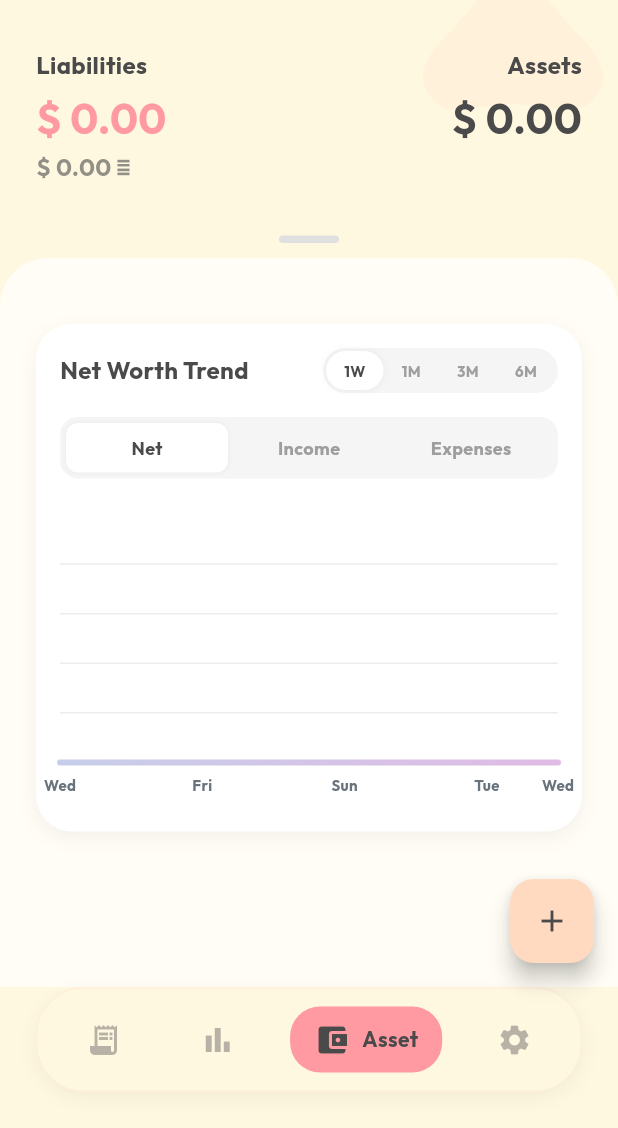
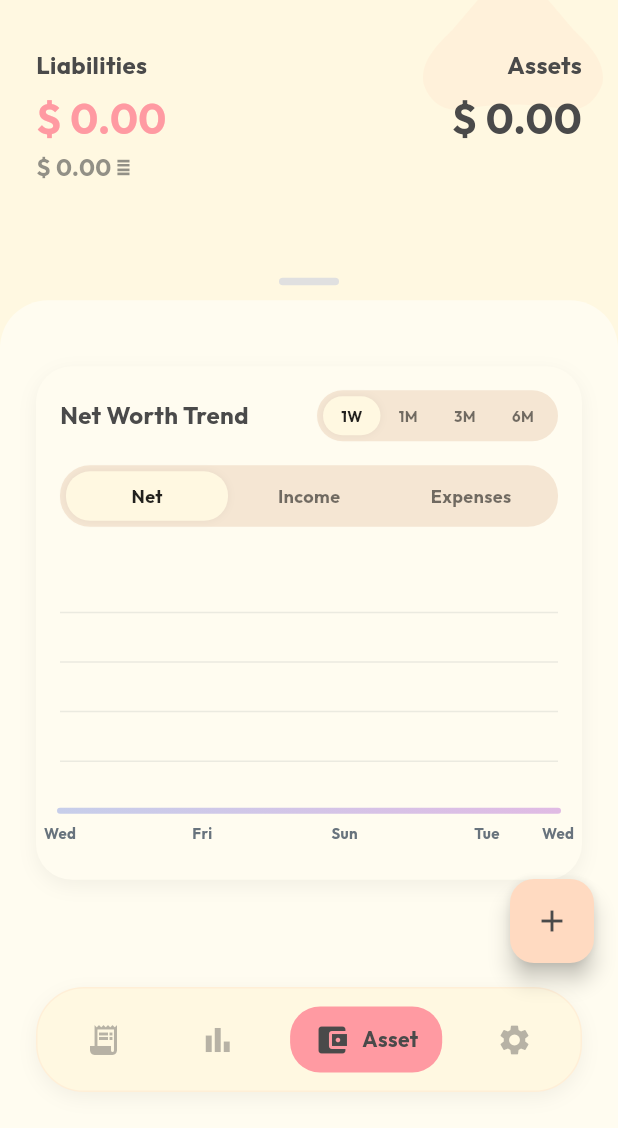
Before and after one commit to amerfathullah/neko-money-manager, a Flutter app: the screen it shows once a user with an empty profile is signed in, item 3 of the bottom bar chosen, on a phone screen of 412 x 824 dp, the part 108-1236 px from its top. Run offline on Flutter 3.47's test engine with Material 3 defaults, Android fonts, the phone set to English and light mode, and no system bars; drawn by our look-alikes of fl_chart; our stand-ins replace cloud_firestore, firebase_auth, firebase_core, flutter_riverpod, google_fonts, google_mobile_ads and 2 more; accounts and stored records are empty; network calls fail.

Commit message:
minor ui fix

```diff
--- a/lib/features/assets/presentation/pages/assets_page.dart
+++ b/lib/features/assets/presentation/pages/assets_page.dart
@@ -56,6 +56,7 @@ class _AssetsPageState extends ConsumerState<AssetsPage> {
           final net = totalAssets + totalLiabilities;
 
           return SafeArea(
+            bottom: false,
             child: Stack(
               children: [
                 // Background Elements (Cat Top Right - reuse from Home)
@@ -262,7 +263,7 @@ class _AssetsPageState extends ConsumerState<AssetsPage> {
                         Container(
                           margin: const EdgeInsets.only(top: 25),
                           decoration: const BoxDecoration(
-                            color: Color(0xFFFFFDF5),
+                            color: Color(0xFFFFFCF0),
                             borderRadius: BorderRadius.only(
                               topLeft: Radius.circular(32),
                               topRight: Radius.circular(32),
@@ -315,7 +316,7 @@ class _AssetsPageState extends ConsumerState<AssetsPage> {
                                       ),
                                       const SizedBox(height: 32),
                                       const BannerAdWidget(),
-                                      const SizedBox(height: 80), // Fab space
+                                      const SizedBox(height: 120), // Fab space
                                     ],
                                   ),
                                 ),
--- a/lib/features/assets/presentation/widgets/asset_graph_section.dart
+++ b/lib/features/assets/presentation/widgets/asset_graph_section.dart
@@ -80,7 +80,7 @@ class _AssetGraphSectionState extends State<AssetGraphSection> {
     return Container(
       padding: const EdgeInsets.all(16),
       decoration: BoxDecoration(
-        color: Colors.white,
+        color: const Color(0xFFFFFCF0),
         borderRadius: BorderRadius.circular(24),
         boxShadow: [
           BoxShadow(
@@ -259,10 +259,10 @@ class _AssetGraphSectionState extends State<AssetGraphSection> {
   Widget _buildTimeRangeSelector() {
     return Container(
       decoration: BoxDecoration(
-        color: Colors.grey[100],
+        color: const Color(0xFFF5E6D3),
         borderRadius: BorderRadius.circular(20),
       ),
-      padding: const EdgeInsets.all(2),
+      padding: const EdgeInsets.all(4),
       child: Row(
         mainAxisSize: MainAxisSize.min,
         children: [
@@ -282,8 +282,8 @@ class _AssetGraphSectionState extends State<AssetGraphSection> {
       child: Container(
         padding: const EdgeInsets.symmetric(horizontal: 12, vertical: 6),
         decoration: BoxDecoration(
-          color: isSelected ? Colors.white : Colors.transparent,
-          borderRadius: BorderRadius.circular(18),
+          color: isSelected ? const Color(0xFFFFF8E1) : Colors.transparent,
+          borderRadius: BorderRadius.circular(16),
           boxShadow: isSelected
               ? [
                   BoxShadow(
@@ -298,7 +298,7 @@ class _AssetGraphSectionState extends State<AssetGraphSection> {
           style: TextStyle(
             fontSize: 10,
             fontWeight: FontWeight.bold,
-            color: isSelected ? AppColors.textDark : Colors.grey,
+            color: isSelected ? Colors.black87 : Colors.black54,
           ),
         ),
       ),
@@ -309,8 +309,8 @@ class _AssetGraphSectionState extends State<AssetGraphSection> {
     return Container(
       width: double.infinity,
       decoration: BoxDecoration(
-        color: Colors.grey[100],
-        borderRadius: BorderRadius.circular(12),
+        color: const Color(0xFFF5E6D3),
+        borderRadius: BorderRadius.circular(20),
       ),
       padding: const EdgeInsets.all(4),
       child: Row(
@@ -333,13 +333,13 @@ class _AssetGraphSectionState extends State<AssetGraphSection> {
         padding: const EdgeInsets.symmetric(vertical: 8),
         alignment: Alignment.center,
         decoration: BoxDecoration(
-          color: isSelected ? Colors.white : Colors.transparent,
-          borderRadius: BorderRadius.circular(8),
+          color: isSelected ? const Color(0xFFFFF8E1) : Colors.transparent,
+          borderRadius: BorderRadius.circular(16),
           boxShadow: isSelected
               ? [
                   BoxShadow(
                     color: Colors.black.withValues(alpha: 0.05),
-                    blurRadius: 2,
+                    blurRadius: 4,
                   ),
                 ]
               : null,
@@ -349,7 +349,7 @@ class _AssetGraphSectionState extends State<AssetGraphSection> {
           style: TextStyle(
             fontSize: 12,
             fontWeight: FontWeight.bold,
-            color: isSelected ? AppColors.textDark : Colors.grey,
+            color: isSelected ? Colors.black87 : Colors.black54,
           ),
         ),
       ),
--- a/lib/features/transactions/presentation/pages/transaction_page.dart
+++ b/lib/features/transactions/presentation/pages/transaction_page.dart
@@ -739,7 +739,7 @@ class _TransactionPageState extends ConsumerState<TransactionPage> {
       child: Container(
         padding: const EdgeInsets.symmetric(horizontal: 16, vertical: 8),
         decoration: BoxDecoration(
-          color: isSelected ? Colors.white : Colors.transparent,
+          color: isSelected ? const Color(0xFFFFF8E1) : Colors.transparent,
           borderRadius: BorderRadius.circular(16),
           boxShadow: isSelected
               ? [
```
Also changed, not shown: lib/features/home/presentation/pages/home_page.dart (+4 -3 lines), lib/features/transactions/presentation/pages/transactions_list_page.dart (+6 -2 lines).
